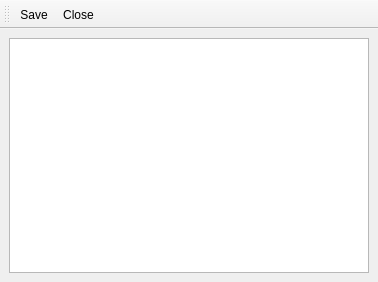
This is uieditor.ui in buzzinglight/IanniX as Qt 5 draws it before an edit. The edited form follows.
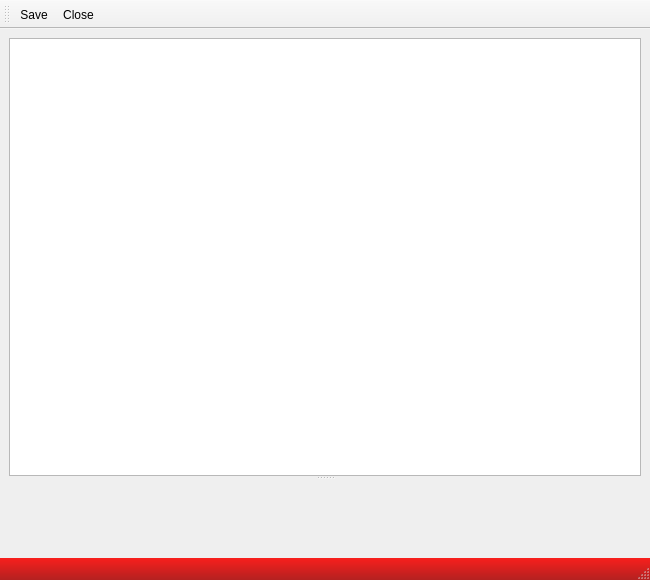
This is the edited form. Custom widgets are drawn as their Qt base class.

The edit to the form file:
```diff
--- a/uieditor.ui
+++ b/uieditor.ui
@@ -6,20 +6,32 @@
    <rect>
     <x>0</x>
     <y>0</y>
-    <width>378</width>
-    <height>282</height>
+    <width>650</width>
+    <height>580</height>
    </rect>
   </property>
   <property name="windowTitle">
    <string>IanniX — Script Editor</string>
   </property>
+  <property name="styleSheet">
+   <string notr="true">QStatusBar {
+	background: qlineargradient(spread:reflect, x1:0, y1:0, x2:0, y2:1, stop:0 rgb(248, 31, 29), stop:1 rgb(179, 33, 32));
+	color: white;
+}</string>
+  </property>
   <widget class="QWidget" name="centralwidget">
    <layout class="QHBoxLayout" name="horizontalLayout">
     <item>
-     <widget class="JSEdit" name="jsEditor">
-      <property name="plainText">
-       <string/>
+     <widget class="QSplitter" name="splitter_2">
+      <property name="orientation">
+       <enum>Qt::Vertical</enum>
       </property>
+      <widget class="JSEdit" name="jsEditor">
+       <property name="plainText">
+        <string/>
+       </property>
+      </widget>
+      <widget class="UiHelp" name="help" native="true"/>
      </widget>
     </item>
    </layout>
@@ -37,6 +49,7 @@
    <addaction name="actionSave"/>
    <addaction name="actionClose"/>
   </widget>
+  <widget class="QStatusBar" name="statusBar"/>
   <action name="actionSave">
    <property name="text">
     <string>Save</string>
@@ -55,6 +68,12 @@
   </action>
  </widget>
  <customwidgets>
+  <customwidget>
+   <class>UiHelp</class>
+   <extends>QWidget</extends>
+   <header>uihelp.h</header>
+   <container>1</container>
+  </customwidget>
   <customwidget>
    <class>JSEdit</class>
    <extends>QPlainTextEdit</extends>
```
Left out of the diff: 22 changed lines with no effect on the pictures.
